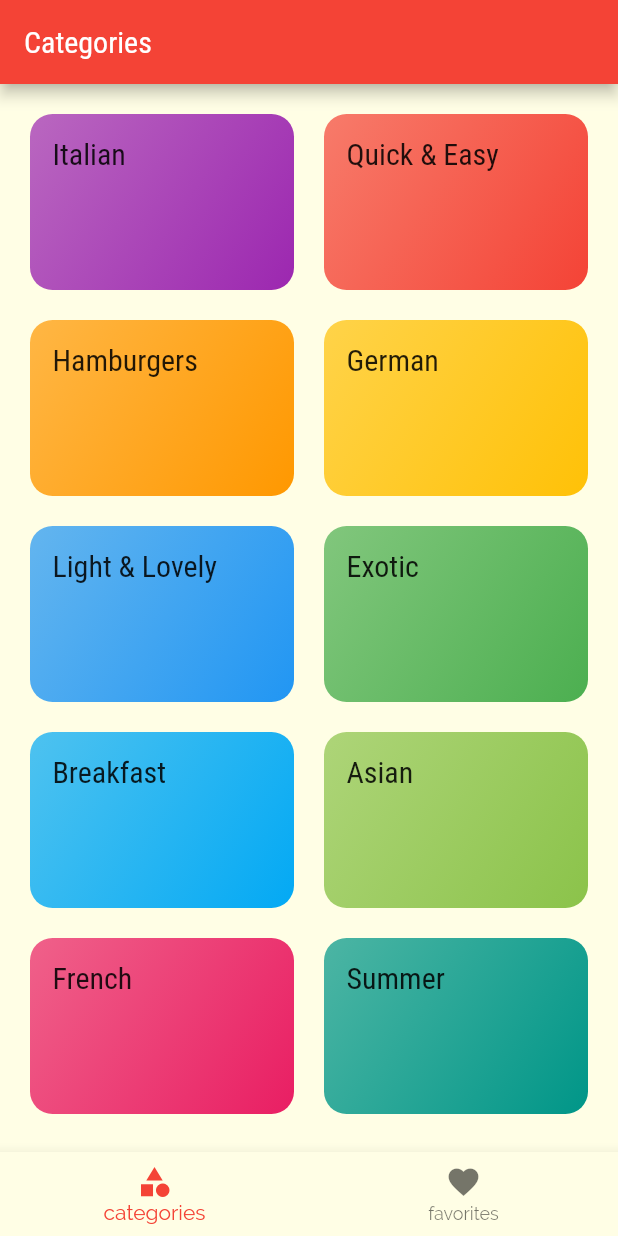
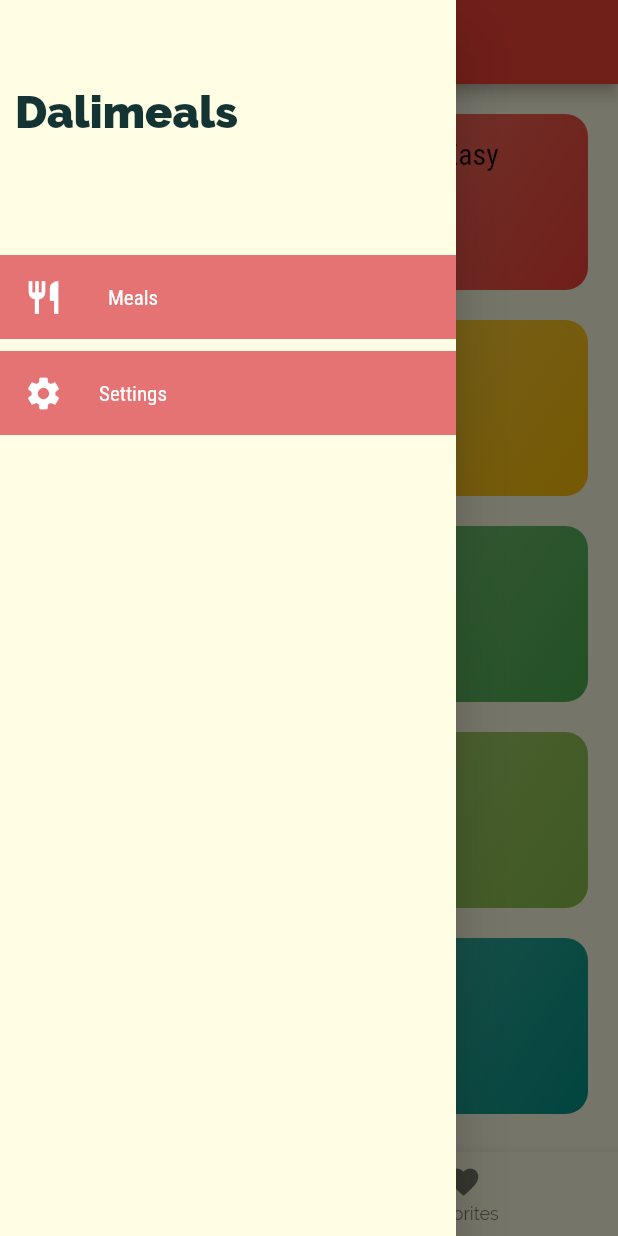
Before and after one commit to Matheus-IT/deli_meals, a Flutter app: the screen it shows after launch, with the side drawer open (before the commit the screen has no drawer), on a phone screen of 412 x 824 dp. Run offline on Flutter 3.47's test engine with Material 2 defaults, Android fonts, the phone set to English and light mode, and no system bars.

Commit message:
Starting to build the drawer

```diff
--- /dev/null
+++ b/lib/components/main_drawer.dart
@@ -0,0 +1,57 @@
+import 'package:flutter/material.dart';
+
+class MainDrawer extends StatelessWidget {
+  const MainDrawer({super.key});
+
+  @override
+  Widget build(BuildContext context) {
+    return Drawer(
+      child: SafeArea(
+        child: Column(
+          children: [
+            Container(
+              height: 150,
+              width: double.infinity,
+              padding: const EdgeInsets.all(10),
+              alignment: Alignment.centerLeft,
+              child: const Text(
+                'Dalimeals',
+                style: TextStyle(
+                  fontWeight: FontWeight.w900,
+                  fontSize: 30,
+                ),
+              ),
+            ),
+            const SizedBox(height: 20),
+            ListTile(
+              tileColor: Colors.red[300],
+              textColor: Colors.white,
+              iconColor: Colors.white,
+              title: const Text(
+                'Meals',
+                style: TextStyle(fontFamily: 'RobotoCondensed'),
+              ),
+              leading: const Icon(Icons.restaurant, size: 26),
+              onTap: () {},
+            ),
+            const SizedBox(
+              height: 8,
+            ),
+            ListTile(
+              horizontalTitleGap: 10,
+              tileColor: Colors.red[300],
+              textColor: Colors.white,
+              iconColor: Colors.white,
+              title: const Text(
+                'Settings',
+                style: TextStyle(fontFamily: 'RobotoCondensed'),
+              ),
+              leading: const Icon(Icons.settings, size: 26),
+              onTap: () {},
+            ),
+          ],
+        ),
+      ),
+    );
+  }
+}
--- a/lib/pages/tabs_page.dart
+++ b/lib/pages/tabs_page.dart
@@ -1,3 +1,4 @@
+import 'package:deli_meals/components/main_drawer.dart';
 import 'package:deli_meals/pages/favorites_page.dart';
 import 'package:deli_meals/pages/home_page.dart';
 import 'package:flutter/material.dart';
@@ -26,6 +27,7 @@ class _TabsPageState extends State<TabsPage> {
   @override
   Widget build(BuildContext context) {
     return Scaffold(
+      drawer: const MainDrawer(),
       appBar: AppBar(title: pages[selectedPageIndex]['title']),
       body: pages[selectedPageIndex]['page'],
       bottomNavigationBar: BottomNavigationBar(
```
